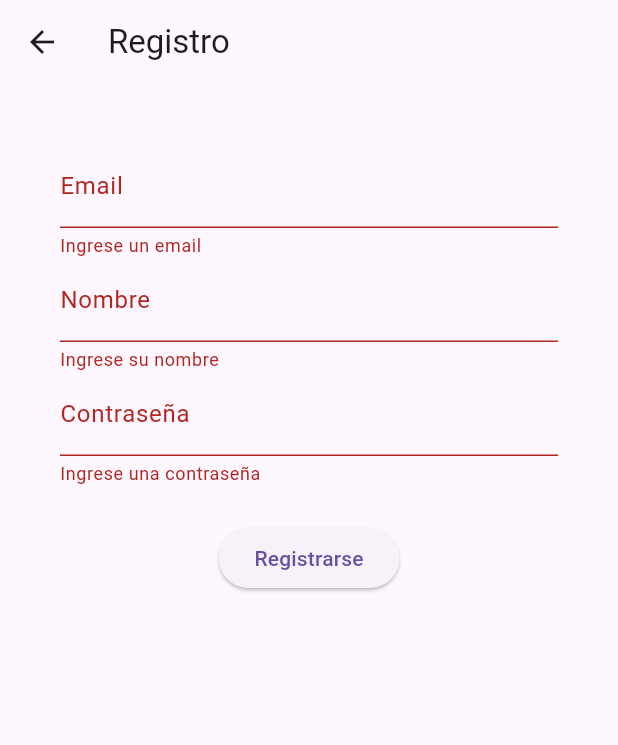
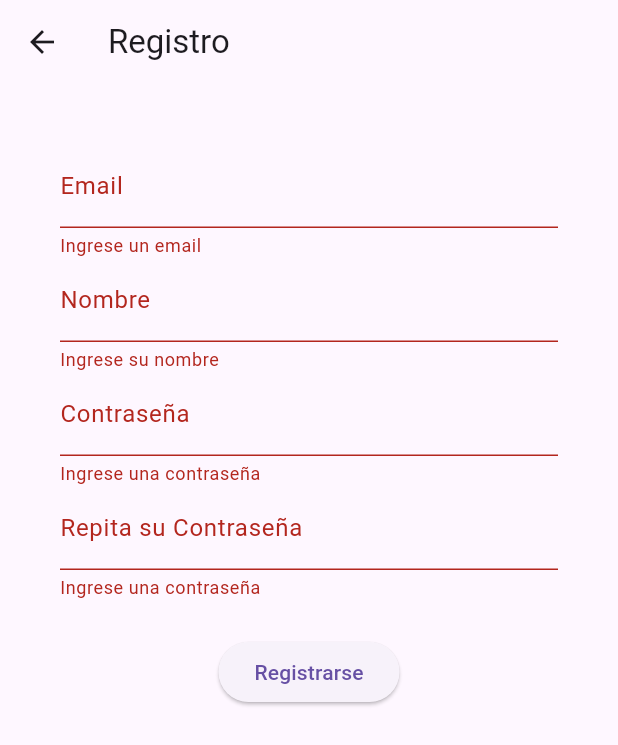
Before and after one commit to flaviomelian/electronic-shop, a Flutter app: the SignupPage screen opened directly with empty values, after a tap on "Registrarse", on a phone screen of 412 x 824 dp. Shown: the top 745 px of the screen. Run offline on Flutter 3.47's test engine with Material 3 defaults, Android fonts, the phone set to English and light mode, and no system bars; our stand-ins replace cached_network_image; network calls fail.

```diff
--- a/frontend/lib/main.dart
+++ b/frontend/lib/main.dart
@@ -36,8 +36,8 @@ class _LoginPageState extends State<LoginPage> {
   final TextEditingController passwordController = TextEditingController();
   bool isLoading = false;
 
-  final String apiLoginUrl = "http://192.168.56.1:8080/api/auth/login";
-  final String apiSignupUrl = "http://192.168.56.1:8080/api/auth/signup";
+  final String apiLoginUrl = "http://192.168.1.17:8080/api/auth/login";
+  final String apiSignupUrl = "http://192.168.1.17:8080/api/auth/signup";
 
   Future<void> login() async {
     setState(() {
--- a/frontend/lib/pages/signup.dart
+++ b/frontend/lib/pages/signup.dart
@@ -18,6 +18,7 @@ class _SignupPageState extends State<SignupPage> {
   final emailController = TextEditingController();
   final nameController = TextEditingController();
   final passwordController = TextEditingController();
+  final repeatPasswordController = TextEditingController();
 
   bool isLoading = false;
 
@@ -27,6 +28,18 @@ class _SignupPageState extends State<SignupPage> {
     setState(() {
       isLoading = true;
     });
+
+    if (passwordController.text.trim() != repeatPasswordController.text.trim()) {
+      ScaffoldMessenger.of(
+        context,
+      ).showSnackBar(
+        const SnackBar(content: Text("Las contraseñas no coinciden")),
+      );
+      setState(() {
+        isLoading = false;
+      });
+      return;
+    }
 
     print('Email enviado: ' + nameController.text.trim());
     print('Nombre enviado: ' + nameController.text.trim());
@@ -118,6 +131,17 @@ class _SignupPageState extends State<SignupPage> {
                   return null;
                 },
               ),
+              TextFormField(
+                controller: repeatPasswordController,
+                decoration: InputDecoration(labelText: 'Repita su Contraseña'),
+                obscureText: true,
+                validator: (value) {
+                  if (value == null || value.isEmpty)
+                    return 'Ingrese una contraseña';
+                  if (value.length < 6) return 'Mínimo 6 caracteres';
+                  return null;
+                },
+              ),
               SizedBox(height: 24),
               isLoading
                   ? CircularProgressIndicator()
```
Also changed, not shown: frontend/lib/pages/home.dart (+73 -15 lines), frontend/pubspec.yaml (+3 -4 lines), frontend/pubspec.lock, 5 other files.
